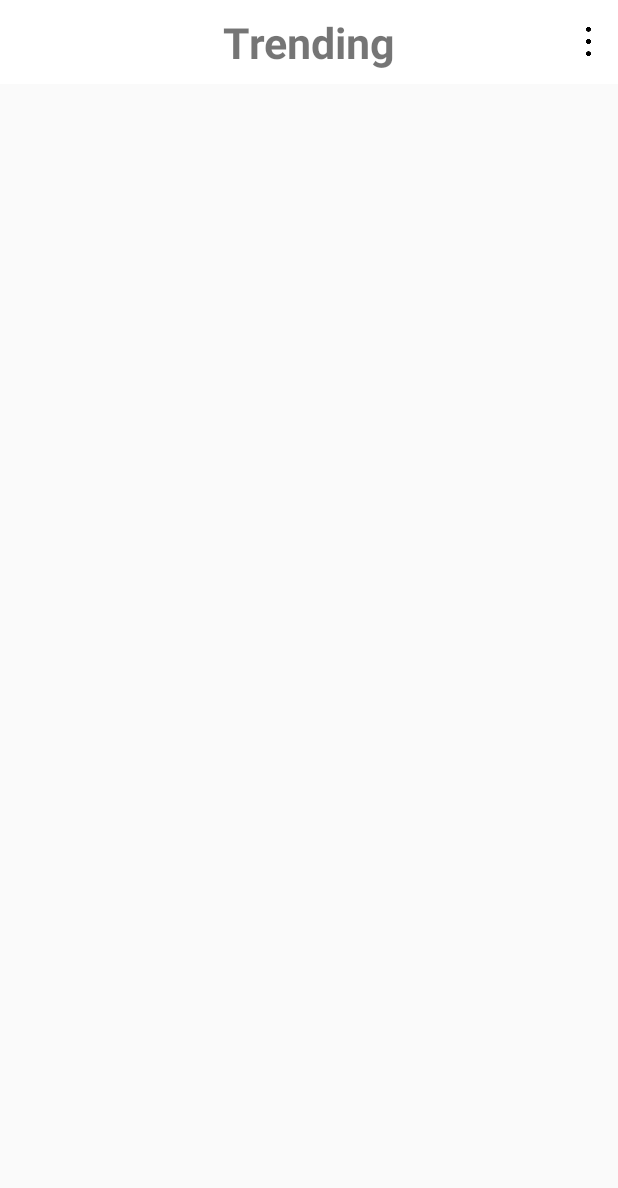
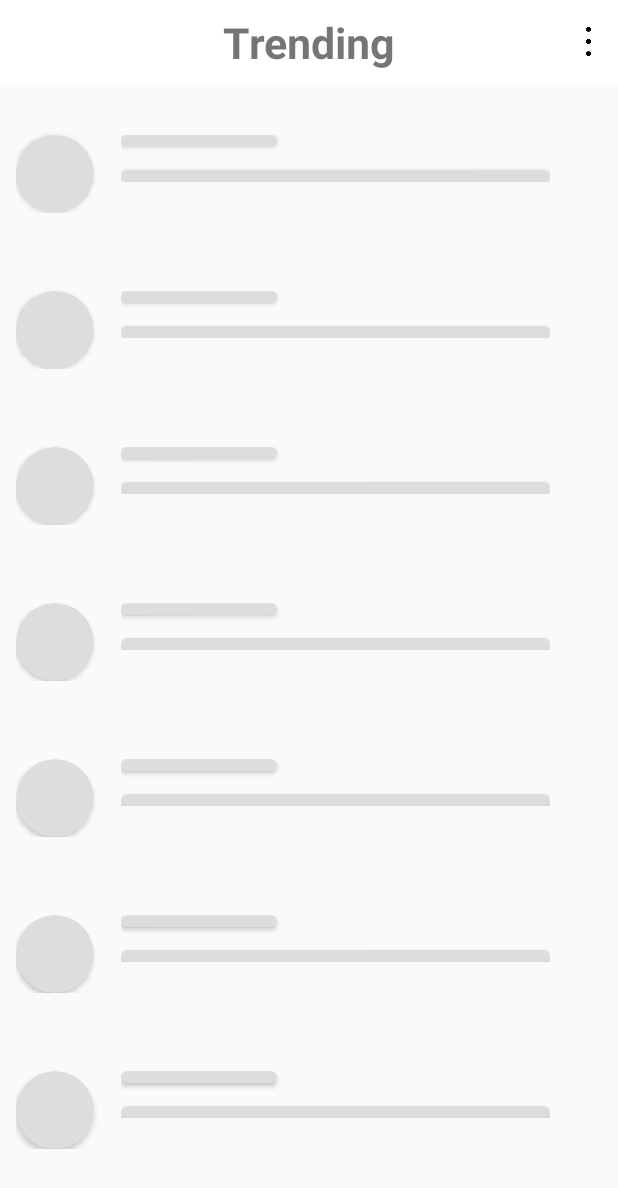
Before and after one commit to usinoriya2/Tech-Assignment, an Android app: the screen it shows after launch (MainActivity), on a phone screen of 412 x 824 dp. Before the commit the part shown is almost empty. Shown: the top 1188 px of the screen. Run offline under Robolectric (Android 15) with nearby library versions, the phone set to English and light mode, and no system bars; our stand-ins replace Shimmer, Volley, sdp/ssp sizes; pictures from the network do not load.

Commit message:
recycler view added

```diff
--- a/app/build.gradle
+++ b/app/build.gradle
@@ -31,6 +31,7 @@ dependencies {
     implementation 'androidx.swiperefreshlayout:swiperefreshlayout:1.1.0'
     implementation 'androidx.constraintlayout:constraintlayout:2.0.4'
     implementation 'com.android.volley:volley:1.2.0'
+    implementation 'androidx.recyclerview:recyclerview:1.2.0'
     implementation 'androidx.swiperefreshlayout:swiperefreshlayout:1.1.0'
     implementation 'com.google.code.gson:gson:2.8.6'
     implementation 'com.squareup.retrofit2:retrofit:2.4.0'
--- a/app/src/main/java/com/example/techassignment/MainActivity.java
+++ b/app/src/main/java/com/example/techassignment/MainActivity.java
@@ -2,6 +2,8 @@ package com.example.techassignment;
 
 import androidx.appcompat.app.AppCompatActivity;
 import androidx.cardview.widget.CardView;
+import androidx.recyclerview.widget.LinearLayoutManager;
+import androidx.recyclerview.widget.RecyclerView;
 import androidx.swiperefreshlayout.widget.SwipeRefreshLayout;
 
 import android.os.Bundle;
@@ -22,6 +24,7 @@ import com.android.volley.RequestQueue;
 import com.android.volley.toolbox.JsonObjectRequest;
 import com.bumptech.glide.Glide;
 import com.bumptech.glide.request.RequestOptions;
+import com.example.techassignment.Adapters.RepositoryAdapter;
 import com.example.techassignment.Models.Repository;
 import com.example.techassignment.Utilities.ApiClient;
 import com.example.techassignment.Utilities.ApiInterface;
@@ -41,8 +44,8 @@ public class MainActivity extends AppCompatActivity {
     private ShimmerFrameLayout shimmerFrameLayout;
     private SwipeRefreshLayout pullToRefresh;
     private RelativeLayout noInternetLayout;
-    private LinearLayout repoLayout;
-    public static int jsonArraySize = 0;
+    private RecyclerView recyclerView;
+    private RepositoryAdapter repositoryAdapter;
     private static final String cacheName = "JSONCache";
     private static final String timeStampCache = "TimestampCache";
     private static String REPO_URL = "https://api.github.com/search/repositories?q=android&per_page=50&sort=stars&page=1&order=desc&since=daily";
@@ -56,12 +59,13 @@ public class MainActivity extends AppCompatActivity {
         super.onCreate(savedInstanceState);
         setContentView(R.layout.activity_main);
         bindViews();
+        init();
         getRepositoryData();
     }
 
     private void bindViews(){
         shimmerFrameLayout = findViewById(R.id.shimmer_frame_layout);
-        repoLayout = findViewById(R.id.repo_layout);
+        recyclerView = findViewById(R.id.recycler_view);
         noInternetLayout = findViewById(R.id.no_internet_layout);
         retryButton = findViewById(R.id.retry_button);
         pullToRefresh = findViewById(R.id.pull_to_refresh);
@@ -69,21 +73,31 @@ public class MainActivity extends AppCompatActivity {
         pullToRefresh.setOnRefreshListener(new SwipeRefreshLayout.OnRefreshListener() {
             @Override
             public void onRefresh() {
-//                getRepositoryData();
+                getRepositoryData();
                 pullToRefresh.setRefreshing(false);
             }
         });
 
-//        retryButton.setOnClickListener(new View.OnClickListener() {
-//            @Override
-//            public void onClick(View v) {
-//                getRepositoryData();
-//            }
-//        });
+        retryButton.setOnClickListener(new View.OnClickListener() {
+            @Override
+            public void onClick(View v) {
+                getRepositoryData();
+            }
+        });
 
     }
 
+    private void init(){
+        LinearLayoutManager linearLayoutManager = new LinearLayoutManager(getApplicationContext());
+        recyclerView.setLayoutManager(linearLayoutManager);
+    }
+
     private void getRepositoryData(){
+        shimmerFrameLayout.setVisibility(View.VISIBLE);
+        shimmerFrameLayout.startShimmerAnimation();
+        if(repositoryAdapter!=null){
+            repositoryAdapter.clear();
+        }
         ApiInterface apiInterface = ApiClient.getClient().create(ApiInterface.class);
 
         Call<List<Repository>> call = apiInterface.getRepositoryList();
@@ -93,15 +107,13 @@ public class MainActivity extends AppCompatActivity {
             public void onResponse(Call<List<Repository>> call, retrofit2.Response<List<Repository>> response) {
                 Log.v("response",response.body().toString());
                 List<Repository> repositoryList = response.body();
-                for(Repository repository: repositoryList){
-                    makeRepositoryLayout(repoLayout,repository);
-                }
+                setRecyclerView(repositoryList);
             }
 
             @Override
             public void onFailure(Call<List<Repository>> call, Throwable t) {
                 if(t instanceof NetworkError){
-
+                    setRecyclerView(null);
                 }else{
 
                 }
@@ -225,6 +237,7 @@ public class MainActivity extends AppCompatActivity {
                 try{
                     JSONArray jsonCache = new JSONArray(PreferenceManager.getDefaultSharedPreferences(this).getString("JSONCache",""));
 //                    setRepositoryData(jsonCache);
+
                 }catch(JSONException e){
                     Log.e("Cache fetch error",e.toString());
                 }
@@ -232,4 +245,16 @@ public class MainActivity extends AppCompatActivity {
         }
     }
 
+    private void setRecyclerView(List<Repository> repositoryList){
+        if(repositoryList == null){
+//            checkAndFetchCache();
+        }else{
+            repositoryAdapter = new RepositoryAdapter(repositoryList, getApplicationContext());
+//        repositoryAdapter.setItemClickListener(itemCLickListener);
+            recyclerView.setAdapter(repositoryAdapter);
+            shimmerFrameLayout.setVisibility(View.GONE);
+            shimmerFrameLayout.stopShimmerAnimation();
+        }
+    }
+
 }
--- a/app/src/main/java/com/example/techassignment/Utilities/ApiInterface.java
+++ b/app/src/main/java/com/example/techassignment/Utilities/ApiInterface.java
@@ -9,6 +9,6 @@ import retrofit2.http.GET;
 
 public interface ApiInterface {
 
-    @GET("/repositories?q=android&per_page=50&sort=stars&page=1&order=desc&since=daily")
+    @GET("/repositories?q=android&per_page=50&sort=stars&page=1&order=desc")
     Call<List<Repository>> getRepositoryList();
 }
--- a/app/src/main/res/layout/activity_main.xml
+++ b/app/src/main/res/layout/activity_main.xml
@@ -56,16 +56,10 @@
         android:layout_width="match_parent"
         android:layout_height="wrap_content"
         android:layout_below="@+id/my_toolbar">
-        <ScrollView
-            android:id="@+id/repo_scroll_view"
+        <androidx.recyclerview.widget.RecyclerView
+            android:id="@+id/recycler_view"
             android:layout_width="match_parent"
-            android:layout_height="wrap_content">
-            <LinearLayout
-                android:id="@+id/repo_layout"
-                android:layout_width="match_parent"
-                android:layout_height="wrap_content"
-                android:orientation="vertical"/>
-        </ScrollView>
+            android:layout_height="wrap_content"/>
     </androidx.swiperefreshlayout.widget.SwipeRefreshLayout>
 
     <include
```
Also changed, not shown: app/src/main/java/com/example/techassignment/Adapters/RepositoryAdapter.java (+124 -1 lines), app/src/main/java/com/example/techassignment/Utilities/Cache.java (+11 -7 lines).
